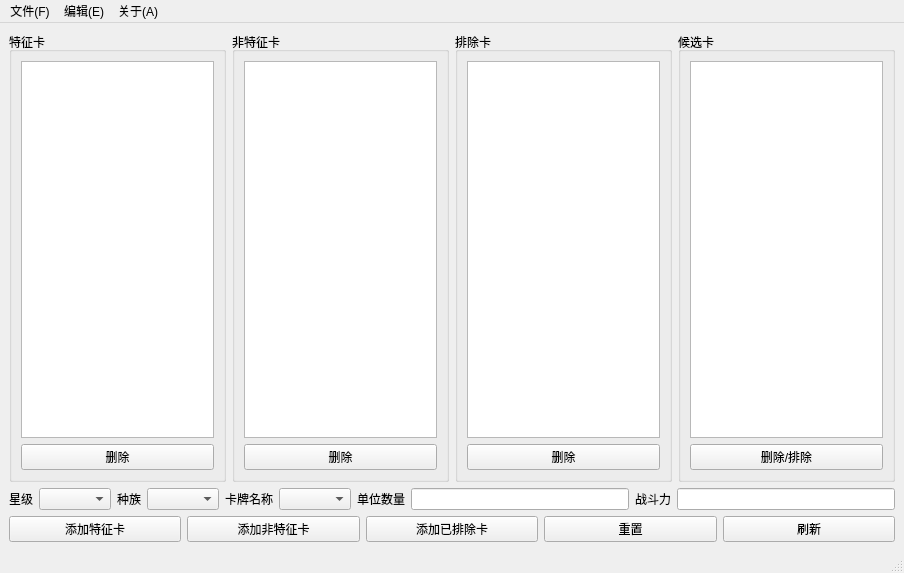
Before: the Qt Designer form mainwindow.ui in yutianwei1109/ZeratulProphecyQT, drawn with Qt 5.
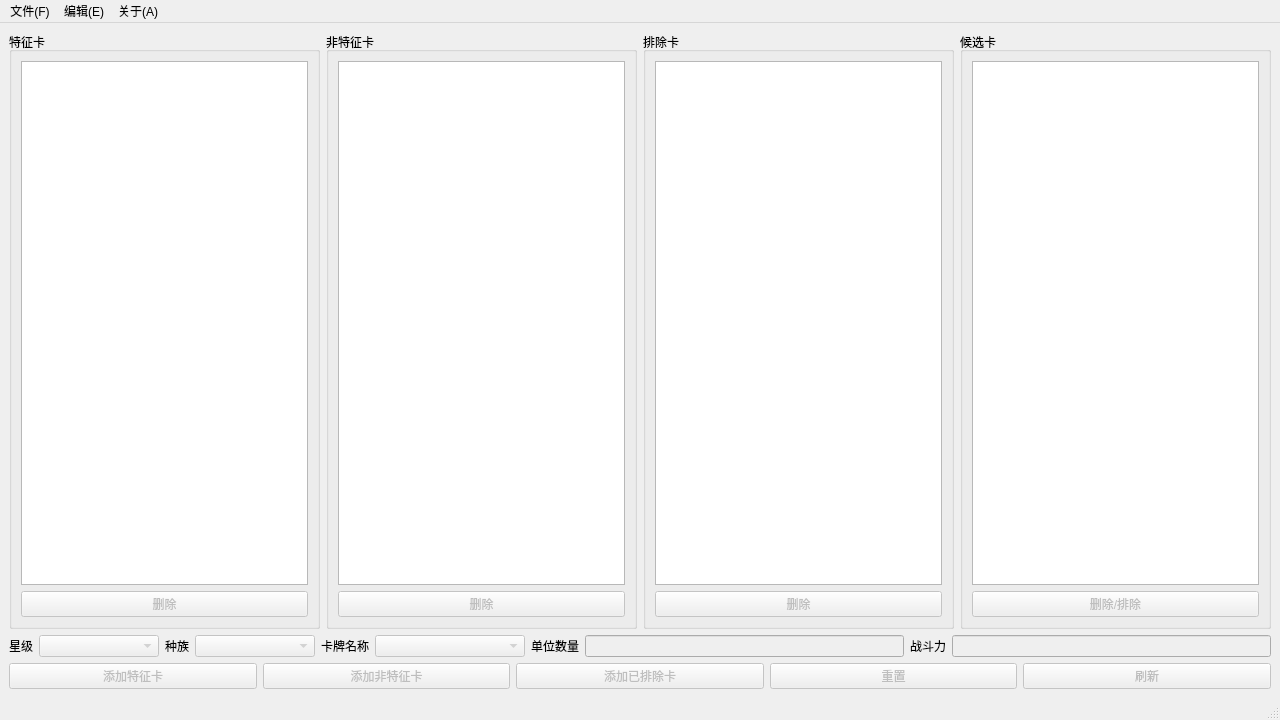
After: the same form once the commit is applied.

```diff
--- a/mainwindow.ui
+++ b/mainwindow.ui
@@ -6,10 +6,28 @@
    <rect>
     <x>0</x>
     <y>0</y>
-    <width>904</width>
-    <height>573</height>
+    <width>1280</width>
+    <height>720</height>
    </rect>
   </property>
+  <property name="sizePolicy">
+   <sizepolicy hsizetype="Fixed" vsizetype="Fixed">
+    <horstretch>0</horstretch>
+    <verstretch>0</verstretch>
+   </sizepolicy>
+  </property>
+  <property name="minimumSize">
+   <size>
+    <width>1280</width>
+    <height>720</height>
+   </size>
+  </property>
+  <property name="maximumSize">
+   <size>
+    <width>1280</width>
+    <height>720</height>
+   </size>
+  </property>
   <property name="windowTitle">
    <string>星际酒馆泽拉图预言牌筛选器</string>
   </property>
@@ -34,6 +52,9 @@
          </item>
          <item>
           <widget class="QPushButton" name="pushButtonDel">
+           <property name="enabled">
+            <bool>false</bool>
+           </property>
            <property name="text">
             <string>删除</string>
            </property>
@@ -59,6 +80,9 @@
          </item>
          <item>
           <widget class="QPushButton" name="pushButtonDel2">
+           <property name="enabled">
+            <bool>false</bool>
+           </property>
            <property name="text">
             <string>删除</string>
            </property>
@@ -84,6 +108,9 @@
          </item>
          <item>
           <widget class="QPushButton" name="pushButtonDel3">
+           <property name="enabled">
+            <bool>false</bool>
+           </property>
            <property name="text">
             <string>删除</string>
            </property>
@@ -109,6 +136,9 @@
          </item>
          <item>
           <widget class="QPushButton" name="pushButtonDel4">
+           <property name="enabled">
+            <bool>false</bool>
+           </property>
            <property name="text">
             <string>删除/排除</string>
            </property>
@@ -135,7 +165,23 @@
        </widget>
       </item>
       <item>
-       <widget class="QComboBox" name="comboBoxStar"/>
+       <widget class="QComboBox" name="comboBoxStar">
+        <property name="enabled">
+         <bool>false</bool>
+        </property>
+        <property name="minimumSize">
+         <size>
+          <width>120</width>
+          <height>0</height>
+         </size>
+        </property>
+        <property name="maximumSize">
+         <size>
+          <width>120</width>
+          <height>16777215</height>
+         </size>
+        </property>
+       </widget>
       </item>
       <item>
        <widget class="QLabel" name="label_2">
@@ -148,7 +194,23 @@
        </widget>
       </item>
       <item>
-       <widget class="QComboBox" name="comboBoxRace"/>
+       <widget class="QComboBox" name="comboBoxRace">
+        <property name="enabled">
+         <bool>false</bool>
+        </property>
+        <property name="minimumSize">
+         <size>
+          <width>120</width>
+          <height>0</height>
+         </size>
+        </property>
+        <property name="maximumSize">
+         <size>
+          <width>120</width>
+          <height>16777215</height>
+         </size>
+        </property>
+       </widget>
       </item>
       <item>
        <widget class="QLabel" name="label_3">
@@ -158,7 +220,23 @@
        </widget>
       </item>
       <item>
-       <widget class="QComboBox" name="comboBoxName"/>
+       <widget class="QComboBox" name="comboBoxName">
+        <property name="enabled">
+         <bool>false</bool>
+        </property>
+        <property name="minimumSize">
+         <size>
+          <width>150</width>
+          <height>0</height>
+         </size>
+        </property>
+        <property name="maximumSize">
+         <size>
+          <width>150</width>
+          <height>16777215</height>
+         </size>
+        </property>
+       </widget>
       </item>
       <item>
        <widget class="QLabel" name="label_4">
@@ -171,7 +249,11 @@
        </widget>
       </item>
       <item>
-       <widget class="QLineEdit" name="lineEditNumber"/>
+       <widget class="QLineEdit" name="lineEditNumber">
+        <property name="enabled">
+         <bool>false</bool>
+        </property>
+       </widget>
       </item>
       <item>
        <widget class="QLabel" name="label_5">
@@ -184,7 +266,11 @@
        </widget>
       </item>
       <item>
-       <widget class="QLineEdit" name="lineEditPower"/>
+       <widget class="QLineEdit" name="lineEditPower">
+        <property name="enabled">
+         <bool>false</bool>
+        </property>
+       </widget>
       </item>
      </layout>
     </item>
@@ -192,6 +278,9 @@
      <layout class="QHBoxLayout" name="horizontalLayout_3">
       <item>
        <widget class="QPushButton" name="pushButtonAddFeature">
+        <property name="enabled">
+         <bool>false</bool>
+        </property>
         <property name="text">
          <string>添加特征卡</string>
         </property>
@@ -199,6 +288,9 @@
       </item>
       <item>
        <widget class="QPushButton" name="pushButtonAddNoFeature">
+        <property name="enabled">
+         <bool>false</bool>
+        </property>
         <property name="text">
          <string>添加非特征卡</string>
         </property>
@@ -206,6 +298,9 @@
       </item>
       <item>
        <widget class="QPushButton" name="pushButtonAddExcept">
+        <property name="enabled">
+         <bool>false</bool>
+        </property>
         <property name="text">
          <string>添加已排除卡</string>
         </property>
@@ -213,6 +308,9 @@
       </item>
       <item>
        <widget class="QPushButton" name="pushButtonReset">
+        <property name="enabled">
+         <bool>false</bool>
+        </property>
         <property name="text">
          <string>重置</string>
         </property>
@@ -220,6 +318,9 @@
       </item>
       <item>
        <widget class="QPushButton" name="pushButtonRefresh">
+        <property name="enabled">
+         <bool>false</bool>
+        </property>
         <property name="text">
          <string>刷新</string>
         </property>
@@ -234,7 +335,7 @@
     <rect>
      <x>0</x>
      <y>0</y>
-     <width>904</width>
+     <width>1280</width>
      <height>28</height>
     </rect>
    </property>
```
Left out of the diff: 46 changed lines with no effect on the pictures.
